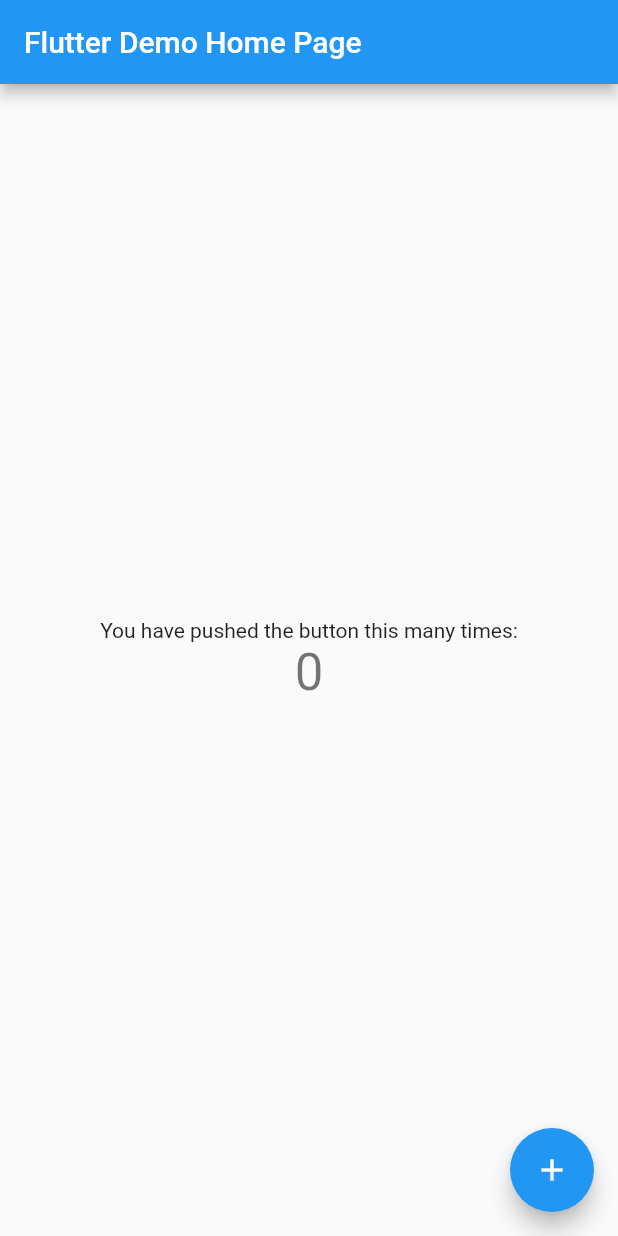
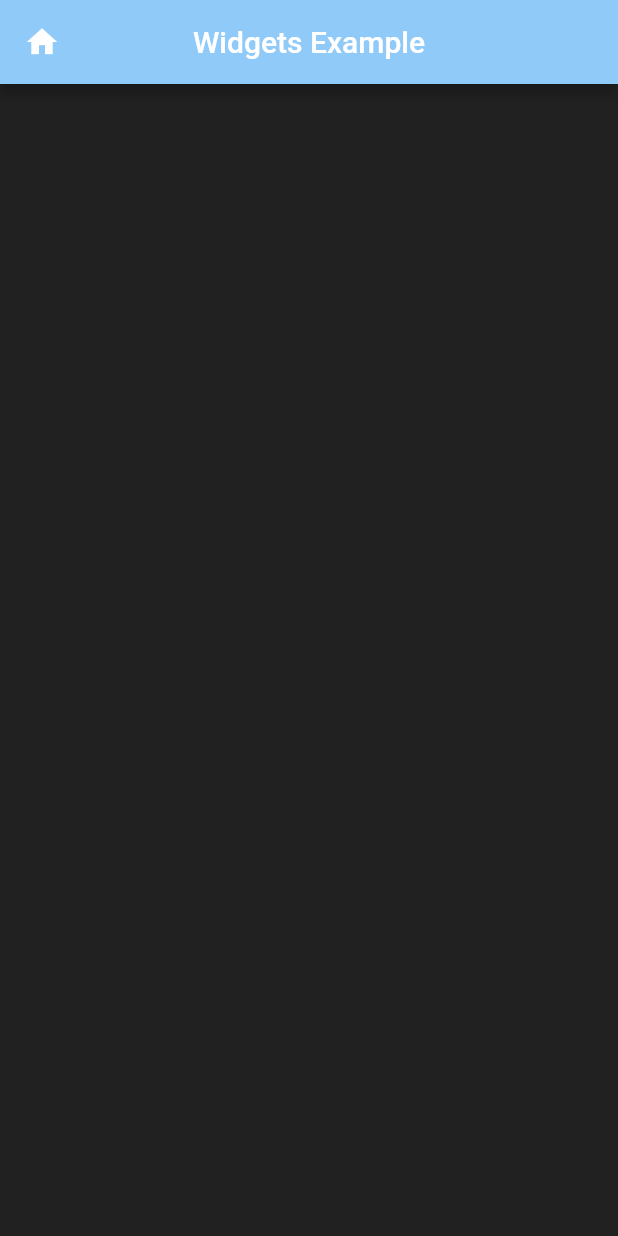
Before and after one commit to Pat992/dart-flutter-2022-clean, a Flutter app: the screen it shows after launch, on a phone screen of 412 x 824 dp. Run offline on Flutter 3.47's test engine with Material 2 defaults, Android fonts, the phone set to English and light mode, and no system bars.

Commit message:
appbar done

```diff
--- a/flutter_grundlagen/lib/main.dart
+++ b/flutter_grundlagen/lib/main.dart
@@ -1,115 +1,18 @@
 import 'package:flutter/material.dart';
+import 'package:flutter_grundlagen/presentation/widgets_examples/widgets_examples_page.dart';
 
 void main() {
   runApp(const MyApp());
 }
 
 class MyApp extends StatelessWidget {
-  const MyApp({super.key});
+  const MyApp({Key? key}) : super(key: key);
 
-  // This widget is the root of your application.
   @override
   Widget build(BuildContext context) {
-    return MaterialApp(
-      title: 'Flutter Demo',
-      theme: ThemeData(
-        // This is the theme of your application.
-        //
-        // Try running your application with "flutter run". You'll see the
-        // application has a blue toolbar. Then, without quitting the app, try
-        // changing the primarySwatch below to Colors.green and then invoke
-        // "hot reload" (press "r" in the console where you ran "flutter run",
-        // or simply save your changes to "hot reload" in a Flutter IDE).
-        // Notice that the counter didn't reset back to zero; the application
-        // is not restarted.
-        primarySwatch: Colors.blue,
-      ),
-      home: const MyHomePage(title: 'Flutter Demo Home Page'),
+    return const MaterialApp(
+      debugShowCheckedModeBanner: false,
+      home: WidgetsExamplesPage(),
     );
   }
 }
-
-class MyHomePage extends StatefulWidget {
-  const MyHomePage({super.key, required this.title});
-
-  // This widget is the home page of your application. It is stateful, meaning
-  // that it has a State object (defined below) that contains fields that affect
-  // how it looks.
-
-  // This class is the configuration for the state. It holds the values (in this
-  // case the title) provided by the parent (in this case the App widget) and
-  // used by the build method of the State. Fields in a Widget subclass are
-  // always marked "final".
-
-  final String title;
-
-  @override
-  State<MyHomePage> createState() => _MyHomePageState();
-}
-
-class _MyHomePageState extends State<MyHomePage> {
-  int _counter = 0;
-
-  void _incrementCounter() {
-    setState(() {
-      // This call to setState tells the Flutter framework that something has
-      // changed in this State, which causes it to rerun the build method below
-      // so that the display can reflect the updated values. If we changed
-      // _counter without calling setState(), then the build method would not be
-      // called again, and so nothing would appear to happen.
-      _counter++;
-    });
-  }
-
-  @override
-  Widget build(BuildContext context) {
-    // This method is rerun every time setState is called, for instance as done
-    // by the _incrementCounter method above.
-    //
-    // The Flutter framework has been optimized to make rerunning build methods
-    // fast, so that you can just rebuild anything that needs updating rather
-    // than having to individually change instances of widgets.
-    return Scaffold(
-      appBar: AppBar(
-        // Here we take the value from the MyHomePage object that was created by
-        // the App.build method, and use it to set our appbar title.
-        title: Text(widget.title),
-      ),
-      body: Center(
-        // Center is a layout widget. It takes a single child and positions it
-        // in the middle of the parent.
-        child: Column(
-          // Column is also a layout widget. It takes a list of children and
-          // arranges them vertically. By default, it sizes itself to fit its
-          // children horizontally, and tries to be as tall as its parent.
-          //
-          // Invoke "debug painting" (press "p" in the console, choose the
-          // "Toggle Debug Paint" action from the Flutter Inspector in Android
-          // Studio, or the "Toggle Debug Paint" command in Visual Studio Code)
-          // to see the wireframe for each widget.
-          //
-          // Column has various properties to control how it sizes itself and
-          // how it positions its children. Here we use mainAxisAlignment to
-          // center the children vertically; the main axis here is the vertical
-          // axis because Columns are vertical (the cross axis would be
-          // horizontal).
-          mainAxisAlignment: MainAxisAlignment.center,
-          children: <Widget>[
-            const Text(
-              'You have pushed the button this many times:',
-            ),
-            Text(
-              '$_counter',
-              style: Theme.of(context).textTheme.headline4,
-            ),
-          ],
-        ),
-      ),
-      floatingActionButton: FloatingActionButton(
-        onPressed: _incrementCounter,
-        tooltip: 'Increment',
-        child: const Icon(Icons.add),
-      ), // This trailing comma makes auto-formatting nicer for build methods.
-    );
-  }
-}
--- /dev/null
+++ b/flutter_grundlagen/lib/presentation/widgets_examples/widgets_examples_page.dart
@@ -0,0 +1,19 @@
+import 'package:flutter/material.dart';
+
+class WidgetsExamplesPage extends StatelessWidget {
+  const WidgetsExamplesPage({Key? key}) : super(key: key);
+
+  @override
+  Widget build(BuildContext context) {
+    return Scaffold(
+      backgroundColor: Colors.grey[900],
+      appBar: AppBar(
+        centerTitle: true,
+        backgroundColor: Colors.blue[200],
+        leading: const Icon(Icons.home),
+        title: const Text('Widgets Example'),
+      ),
+      body: const Center(),
+    );
+  }
+}
```
